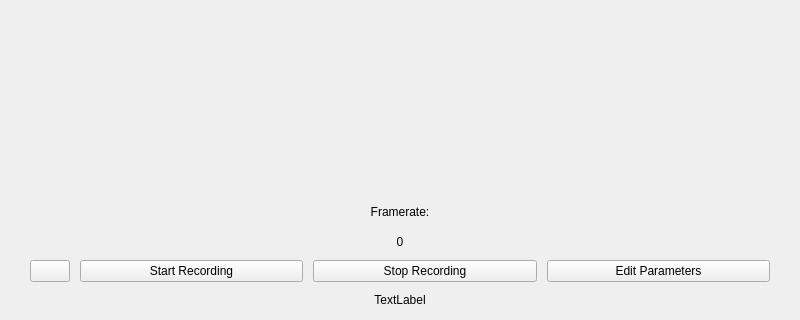
Qt form camerawidget.ui (NK5fr/camera_manager) before a commit; both pictures show x 0 to 800 and y 280 to 600 of the 800 by 600 pixel window.
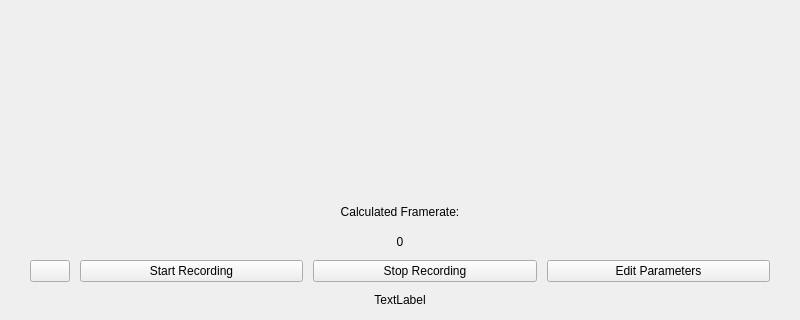
The same form after that commit.

What changed in the file:
```diff
--- a/camerawidget.ui
+++ b/camerawidget.ui
@@ -26,7 +26,7 @@
     <item>
      <widget class="QLabel" name="label">
       <property name="text">
-       <string>Framerate:</string>
+       <string>Calculated Framerate:</string>
       </property>
       <property name="alignment">
        <set>Qt::AlignCenter</set>
```
Left out of the diff: 2 changed lines with no effect on the pictures.
